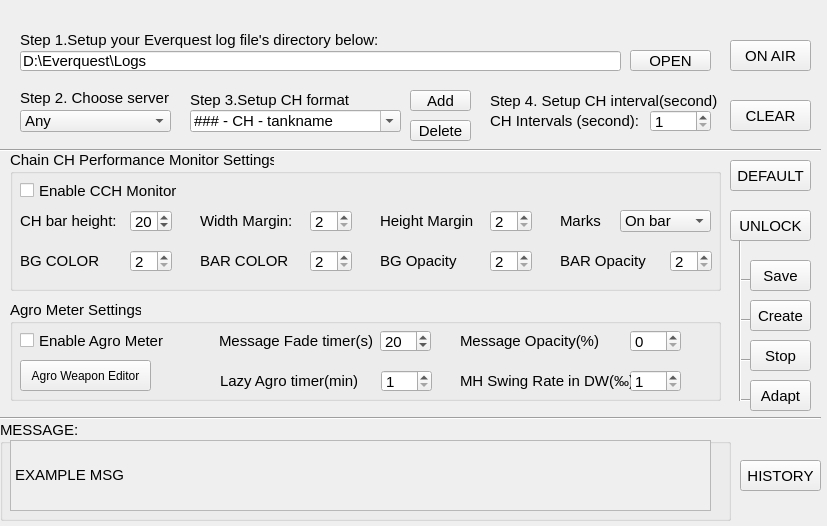
First picture: the form in CFGWIN.ui, repository winter88888/CCHPM, before the edit.
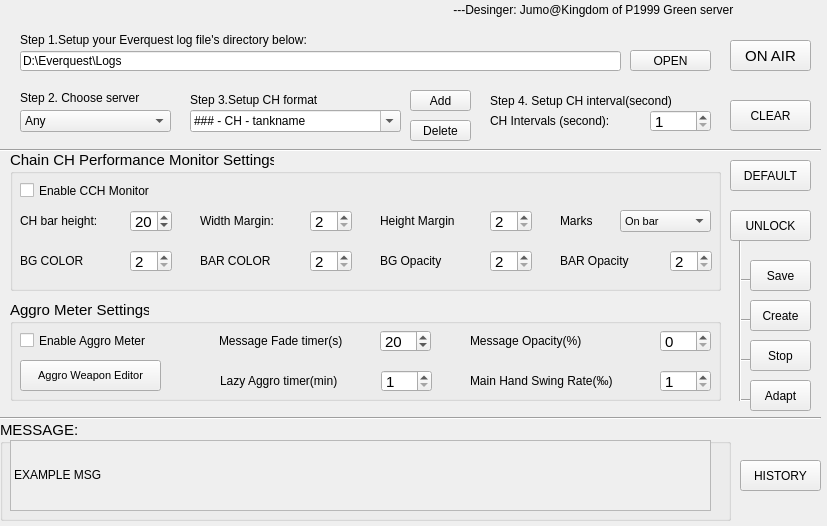
Second picture: the form after the edit.

```diff
--- a/CFGWIN.ui
+++ b/CFGWIN.ui
@@ -28,6 +28,12 @@
      <height>21</height>
     </rect>
    </property>
+   <property name="font">
+    <font>
+     <family>Arial</family>
+     <pointsize>9</pointsize>
+    </font>
+   </property>
    <property name="text">
     <string>OPEN</string>
    </property>
@@ -37,14 +43,14 @@
     <rect>
      <x>20</x>
      <y>30</y>
-     <width>381</width>
+     <width>451</width>
      <height>20</height>
     </rect>
    </property>
    <property name="font">
     <font>
      <family>Arial</family>
-     <pointsize>11</pointsize>
+     <pointsize>9</pointsize>
     </font>
    </property>
    <property name="text">
@@ -60,6 +66,12 @@
      <height>20</height>
     </rect>
    </property>
+   <property name="font">
+    <font>
+     <family>Arial</family>
+     <pointsize>9</pointsize>
+    </font>
+   </property>
    <property name="text">
     <string>D:\Everquest\Logs</string>
    </property>
@@ -73,6 +85,12 @@
      <height>71</height>
     </rect>
    </property>
+   <property name="font">
+    <font>
+     <family>Arial</family>
+     <pointsize>9</pointsize>
+    </font>
+   </property>
    <property name="autoFillBackground">
     <bool>true</bool>
    </property>
@@ -126,7 +144,7 @@
    <property name="font">
     <font>
      <family>Arial</family>
-     <pointsize>11</pointsize>
+     <pointsize>9</pointsize>
     </font>
    </property>
    <item>
@@ -162,7 +180,7 @@
    <property name="font">
     <font>
      <family>Arial</family>
-     <pointsize>11</pointsize>
+     <pointsize>9</pointsize>
     </font>
    </property>
    <property name="text">
@@ -178,6 +196,12 @@
      <height>31</height>
     </rect>
    </property>
+   <property name="font">
+    <font>
+     <family>Arial</family>
+     <pointsize>9</pointsize>
+    </font>
+   </property>
    <property name="text">
     <string>CLEAR</string>
    </property>
@@ -204,6 +228,12 @@
      <height>141</height>
     </rect>
    </property>
+   <property name="font">
+    <font>
+     <family>Arial</family>
+     <pointsize>11</pointsize>
+    </font>
+   </property>
    <property name="title">
     <string>Chain CH Performance Monitor Settings</string>
    </property>
@@ -216,6 +246,12 @@
       <height>21</height>
      </rect>
     </property>
+    <property name="font">
+     <font>
+      <family>Arial</family>
+      <pointsize>9</pointsize>
+     </font>
+    </property>
     <property name="text">
      <string>CH bar height:</string>
     </property>
@@ -264,6 +300,12 @@
       <height>21</height>
      </rect>
     </property>
+    <property name="font">
+     <font>
+      <family>Arial</family>
+      <pointsize>9</pointsize>
+     </font>
+    </property>
     <property name="text">
      <string>Height Margin</string>
     </property>
@@ -293,6 +335,12 @@
       <height>21</height>
      </rect>
     </property>
+    <property name="font">
+     <font>
+      <family>Arial</family>
+      <pointsize>9</pointsize>
+     </font>
+    </property>
     <property name="text">
      <string>Width Margin:</string>
     </property>
@@ -306,6 +354,12 @@
       <height>21</height>
      </rect>
     </property>
+    <property name="font">
+     <font>
+      <family>Arial</family>
+      <pointsize>9</pointsize>
+     </font>
+    </property>
     <property name="text">
      <string>BG COLOR</string>
     </property>
@@ -351,6 +405,12 @@
       <height>21</height>
      </rect>
     </property>
+    <property name="font">
+     <font>
+      <family>Arial</family>
+      <pointsize>9</pointsize>
+     </font>
+    </property>
     <property name="text">
      <string>BAR COLOR</string>
     </property>
@@ -380,6 +440,12 @@
       <height>21</height>
      </rect>
     </property>
+    <property name="font">
+     <font>
+      <family>Arial</family>
+      <pointsize>9</pointsize>
+     </font>
+    </property>
     <property name="text">
      <string>BG Opacity</string>
     </property>
@@ -409,6 +475,12 @@
       <height>21</height>
      </rect>
     </property>
+    <property name="font">
+     <font>
+      <family>Arial</family>
+      <pointsize>9</pointsize>
+     </font>
+    </property>
     <property name="text">
      <string>BAR Opacity</string>
     </property>
@@ -422,6 +494,12 @@
       <height>21</height>
      </rect>
     </property>
+    <property name="font">
+     <font>
+      <family>Arial</family>
+      <pointsize>9</pointsize>
+     </font>
+    </property>
     <property name="text">
      <string>Marks</string>
     </property>
@@ -436,6 +514,12 @@
      <height>31</height>
     </rect>
    </property>
+   <property name="font">
+    <font>
+     <family>Arial</family>
+     <pointsize>9</pointsize>
+    </font>
+   </property>
    <property name="text">
     <string>UNLOCK</string>
    </property>
@@ -449,6 +533,12 @@
      <height>31</height>
     </rect>
    </property>
+   <property name="font">
+    <font>
+     <family>Arial</family>
+     <pointsize>9</pointsize>
+    </font>
+   </property>
    <property name="text">
     <string>DEFAULT</string>
    </property>
@@ -488,6 +578,12 @@
      <height>31</height>
     </rect>
    </property>
+   <property name="font">
+    <font>
+     <family>Arial</family>
+     <pointsize>9</pointsize>
+    </font>
+   </property>
    <property name="text">
     <string>Save</string>
    </property>
@@ -501,6 +597,12 @@
      <height>31</height>
     </rect>
    </property>
+   <property name="font">
+    <font>
+     <family>Arial</family>
+     <pointsize>9</pointsize>
+    </font>
+   </property>
    <property name="text">
     <string>Create</string>
    </property>
@@ -514,6 +616,12 @@
      <height>31</height>
     </rect>
    </property>
+   <property name="font">
+    <font>
+     <family>Arial</family>
+     <pointsize>9</pointsize>
+    </font>
+   </property>
    <property name="text">
     <string>Stop</string>
    </property>
@@ -527,6 +635,12 @@
      <height>31</height>
     </rect>
    </property>
+   <property name="font">
+    <font>
+     <family>Arial</family>
+     <pointsize>9</pointsize>
+    </font>
+   </property>
    <property name="text">
     <string>Adapt</string>
    </property>
@@ -605,6 +719,12 @@
      <height>31</height>
     </rect>
    </property>
+   <property name="font">
+    <font>
+     <family>Arial</family>
+     <pointsize>9</pointsize>
+    </font>
+   </property>
    <property name="text">
     <string>HISTORY</string>
    </property>
@@ -621,7 +741,7 @@
    <property name="font">
     <font>
      <family>Arial</family>
-     <pointsize>11</pointsize>
+     <pointsize>9</pointsize>
     </font>
    </property>
    <property name="whatsThis">
@@ -665,7 +785,7 @@
    <property name="font">
     <font>
      <family>Arial</family>
-     <pointsize>11</pointsize>
+     <pointsize>9</pointsize>
     </font>
    </property>
    <property name="text">
@@ -684,7 +804,7 @@
    <property name="font">
     <font>
      <family>Arial</family>
-     <pointsize>11</pointsize>
+     <pointsize>9</pointsize>
     </font>
    </property>
    <property name="text">
@@ -706,7 +826,7 @@
    <property name="font">
     <font>
      <family>Arial</family>
-     <pointsize>11</pointsize>
+     <pointsize>9</pointsize>
     </font>
    </property>
    <property name="editable">
@@ -732,6 +852,12 @@
      <height>21</height>
     </rect>
    </property>
+   <property name="font">
+    <font>
+     <family>Arial</family>
+     <pointsize>9</pointsize>
+    </font>
+   </property>
    <property name="text">
     <string>Delete</string>
    </property>
@@ -745,6 +871,12 @@
      <height>21</height>
     </rect>
    </property>
+   <property name="font">
+    <font>
+     <family>Arial</family>
+     <pointsize>9</pointsize>
+    </font>
+   </property>
    <property name="text">
     <string>Add</string>
    </property>
@@ -761,7 +893,7 @@
    <property name="font">
     <font>
      <family>Arial</family>
-     <pointsize>11</pointsize>
+     <pointsize>8</pointsize>
     </font>
    </property>
    <item>
@@ -789,8 +921,14 @@
      <height>101</height>
     </rect>
    </property>
+   <property name="font">
+    <font>
+     <family>Arial</family>
+     <pointsize>11</pointsize>
+    </font>
+   </property>
    <property name="title">
-    <string>Agro Meter Settings</string>
+    <string>Aggro Meter Settings</string>
    </property>
    <widget class="QLabel" name="label_31">
     <property name="geometry">
@@ -801,6 +939,12 @@
       <height>21</height>
      </rect>
     </property>
+    <property name="font">
+     <font>
+      <family>Arial</family>
+      <pointsize>9</pointsize>
+     </font>
+    </property>
     <property name="text">
      <string>Message Fade timer(s)</string>
     </property>
@@ -849,8 +993,14 @@
       <height>21</height>
      </rect>
     </property>
+    <property name="font">
+     <font>
+      <family>Arial</family>
+      <pointsize>9</pointsize>
+     </font>
+    </property>
     <property name="text">
-     <string>Lazy Agro timer(min)</string>
+     <string>Lazy Aggro timer(min)</string>
     </property>
    </widget>
    <widget class="QCheckBox" name="checkBox_2">
@@ -865,11 +1015,11 @@
     <property name="font">
      <font>
       <family>Arial</family>
-      <pointsize>11</pointsize>
+      <pointsize>9</pointsize>
      </font>
     </property>
     <property name="text">
-     <string>Enable Agro Meter</string>
+     <string>Enable Aggro Meter</string>
     </property>
    </widget>
    <widget class="QPushButton" name="pushButton_13">
@@ -877,24 +1027,24 @@
      <rect>
       <x>10</x>
       <y>60</y>
-      <width>131</width>
+      <width>141</width>
       <height>31</height>
      </rect>
     </property>
     <property name="font">
      <font>
       <family>Arial</family>
-      <pointsize>9</pointsize>
+      <pointsize>8</pointsize>
      </font>
     </property>
     <property name="text">
-     <string>Agro Weapon Editor</string>
+     <string>Aggro Weapon Editor</string>
     </property>
    </widget>
    <widget class="QSpinBox" name="spinBox_13">
     <property name="geometry">
      <rect>
-      <x>620</x>
+      <x>650</x>
       <y>30</y>
       <width>51</width>
       <height>22</height>
@@ -913,12 +1063,18 @@
    <widget class="QLabel" name="label_22">
     <property name="geometry">
      <rect>
-      <x>450</x>
+      <x>460</x>
       <y>30</y>
-      <width>141</width>
+      <width>181</width>
       <height>21</height>
      </rect>
     </property>
+    <property name="font">
+     <font>
+      <family>Arial</family>
+      <pointsize>9</pointsize>
+     </font>
+    </property>
     <property name="text">
      <string>Message Opacity(%)</string>
     </property>
@@ -926,7 +1082,7 @@
    <widget class="QSpinBox" name="spinBox_14">
     <property name="geometry">
      <rect>
-      <x>620</x>
+      <x>650</x>
       <y>70</y>
       <width>51</width>
       <height>22</height>
@@ -945,14 +1101,20 @@
    <widget class="QLabel" name="label_23">
     <property name="geometry">
      <rect>
-      <x>450</x>
+      <x>460</x>
       <y>70</y>
-      <width>171</width>
+      <width>181</width>
       <height>21</height>
      </rect>
     </property>
+    <property name="font">
+     <font>
+      <family>Arial</family>
+      <pointsize>9</pointsize>
+     </font>
+    </property>
     <property name="text">
-     <string>MH Swing Rate in DW(‰)</string>
+     <string>Main Hand Swing Rate(‰)</string>
     </property>
    </widget>
   </widget>
@@ -961,20 +1123,39 @@
     <rect>
      <x>20</x>
      <y>180</y>
-     <width>181</width>
+     <width>231</width>
      <height>21</height>
     </rect>
    </property>
    <property name="font">
     <font>
      <family>Arial</family>
-     <pointsize>11</pointsize>
+     <pointsize>9</pointsize>
     </font>
    </property>
    <property name="text">
     <string>Enable CCH Monitor</string>
    </property>
   </widget>
+  <widget class="QLabel" name="label_10">
+   <property name="geometry">
+    <rect>
+     <x>450</x>
+     <y>0</y>
+     <width>361</width>
+     <height>20</height>
+    </rect>
+   </property>
+   <property name="font">
+    <font>
+     <family>Arial</family>
+     <pointsize>9</pointsize>
+    </font>
+   </property>
+   <property name="text">
+    <string> ---Desinger: Jumo@Kingdom of P1999 Green server</string>
+   </property>
+  </widget>
   <zorder>line_6</zorder>
   <zorder>line_5</zorder>
   <zorder>line_7</zorder>
```
Left out of the diff: 9 changed lines with no effect on the pictures.
